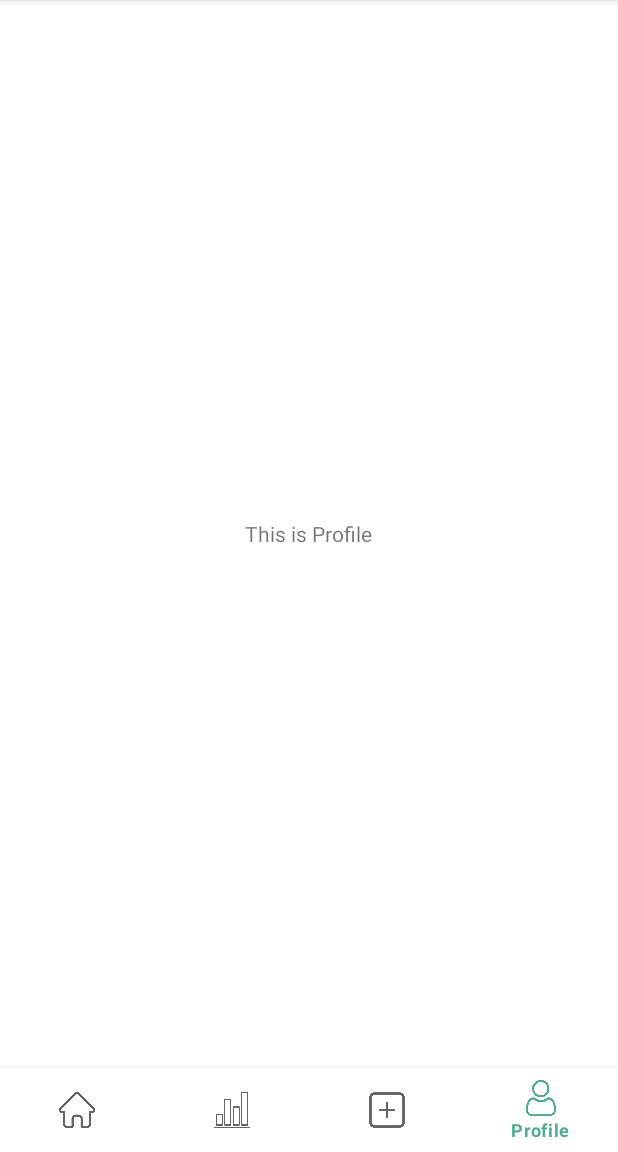
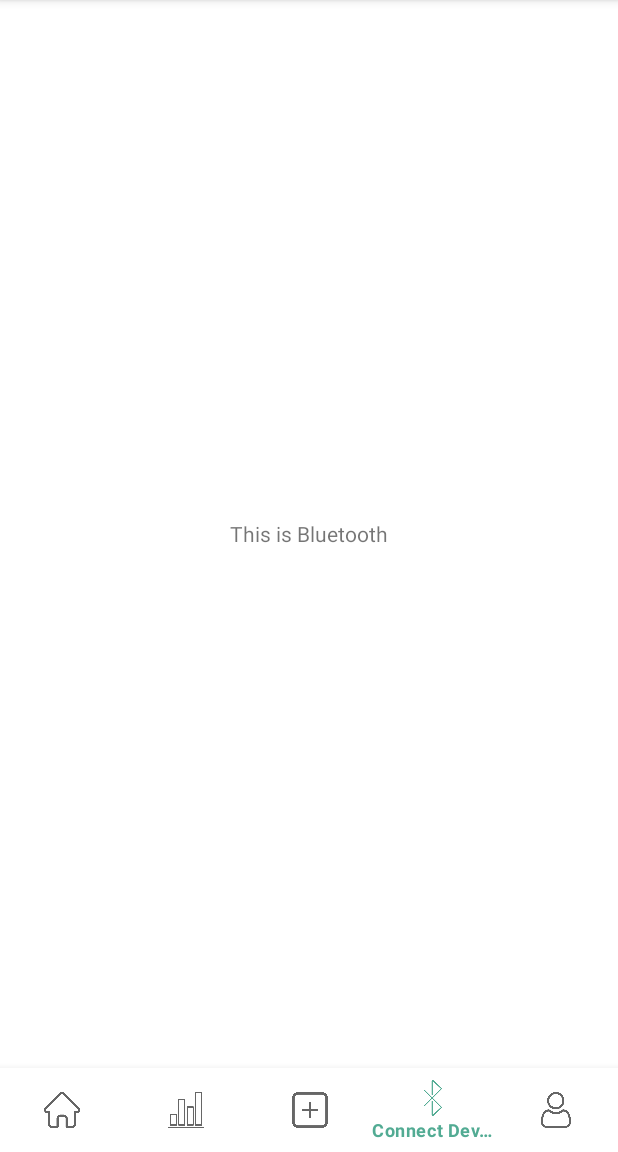
Before and after one commit to turtletear/medadh-kotlin, an Android app: the screen it shows after launch (PatientDashboardActivity), item 4 of the bottom bar chosen, on a phone screen of 412 x 824 dp, the part 84-1236 px from its top. Run offline under Robolectric (Android 15) with nearby library versions, the phone set to English and light mode, and no system bars.

Commit message:
add bluetooth fragment

```diff
--- a/app/src/main/AndroidManifest.xml
+++ b/app/src/main/AndroidManifest.xml
@@ -5,6 +5,11 @@
     <uses-permission android:name="android.permission.INTERNET" />
     <uses-permission android:name="android.permission.ACCESS_NETWORK_STATE" />
     <uses-permission android:name="android.permission.ACCESS_WIFI_STATE" />
+
+    <uses-permission android:name="android.permission.BLUETOOTH" />
+    <uses-permission android:name="android.permission.BLUETOOTH_ADMIN" />
+    <uses-permission android:name="android.permission.ACCESS_COARSE_LOCATION" />
+    <uses-permission android:name="android.permission.ACCESS_FINE_LOCATION" />
 
     <application
         android:allowBackup="true"
--- a/app/src/main/java/com/gagapps/medadh/PatientDashboardActivity.kt
+++ b/app/src/main/java/com/gagapps/medadh/PatientDashboardActivity.kt
@@ -3,10 +3,7 @@ package com.gagapps.medadh
 import androidx.appcompat.app.AppCompatActivity
 import android.os.Bundle
 import androidx.fragment.app.Fragment
-import com.gagapps.medadh.fragments.AddReminderFragment
-import com.gagapps.medadh.fragments.AdherenceFragment
-import com.gagapps.medadh.fragments.HomeFragment
-import com.gagapps.medadh.fragments.ProfileFragment
+import com.gagapps.medadh.fragments.*
 import kotlinx.android.synthetic.main.activity_patient_dashboard.*
 
 class PatientDashboardActivity : AppCompatActivity() {
@@ -20,7 +17,7 @@ class PatientDashboardActivity : AppCompatActivity() {
         val adhFrag = AdherenceFragment()
         val reminderFrag = AddReminderFragment()
         val profFrag = ProfileFragment()
-
+        val blueFrag = BluetoothFragment()
         makeCurrentFragment(homeFrag)
 
         bottom_navigation.setOnNavigationItemSelectedListener{
@@ -29,6 +26,7 @@ class PatientDashboardActivity : AppCompatActivity() {
                 R.id.it_adherence -> makeCurrentFragment(adhFrag)
                 R.id.it_reminder -> makeCurrentFragment(reminderFrag)
                 R.id.it_profile -> makeCurrentFragment(profFrag)
+                R.id.it_bluetooth -> makeCurrentFragment(blueFrag)
             }
             true
         }
--- /dev/null
+++ b/app/src/main/java/com/gagapps/medadh/fragments/BluetoothFragment.kt
@@ -0,0 +1,58 @@
+package com.gagapps.medadh.fragments
+
+import android.os.Bundle
+import androidx.fragment.app.Fragment
+import android.view.LayoutInflater
+import android.view.View
+import android.view.ViewGroup
+import com.gagapps.medadh.R
+
+// TODO: Rename parameter arguments, choose names that match
+// the fragment initialization parameters, e.g. ARG_ITEM_NUMBER
+private const val ARG_PARAM1 = "param1"
+private const val ARG_PARAM2 = "param2"
+
+/**
+ * A simple [Fragment] subclass.
+ * Use the [BluetoothFragment.newInstance] factory method to
+ * create an instance of this fragment.
+ */
+class BluetoothFragment : Fragment() {
+    // TODO: Rename and change types of parameters
+    private var param1: String? = null
+    private var param2: String? = null
+
+    override fun onCreate(savedInstanceState: Bundle?) {
+        super.onCreate(savedInstanceState)
+        arguments?.let {
+            param1 = it.getString(ARG_PARAM1)
+            param2 = it.getString(ARG_PARAM2)
+        }
+    }
+
+    override fun onCreateView(inflater: LayoutInflater, container: ViewGroup?,
+                              savedInstanceState: Bundle?): View? {
+        // Inflate the layout for this fragment
+        return inflater.inflate(R.layout.fragment_bluetooth, container, false)
+    }
+
+    companion object {
+        /**
+         * Use this factory method to create a new instance of
+         * this fragment using the provided parameters.
+         *
+         * @param param1 Parameter 1.
+         * @param param2 Parameter 2.
+         * @return A new instance of fragment BluetoothFragment.
+         */
+        // TODO: Rename and change types and number of parameters
+        @JvmStatic
+        fun newInstance(param1: String, param2: String) =
+                BluetoothFragment().apply {
+                    arguments = Bundle().apply {
+                        putString(ARG_PARAM1, param1)
+                        putString(ARG_PARAM2, param2)
+                    }
+                }
+    }
+}
--- /dev/null
+++ b/app/src/main/res/layout/fragment_bluetooth.xml
@@ -0,0 +1,20 @@
+<?xml version="1.0" encoding="utf-8"?>
+<FrameLayout xmlns:android="http://schemas.android.com/apk/res/android"
+    xmlns:tools="http://schemas.android.com/tools"
+    android:layout_width="match_parent"
+    android:layout_height="match_parent"
+    tools:context=".fragments.BluetoothFragment">
+
+    <RelativeLayout
+        android:layout_width="match_parent"
+        android:layout_height="match_parent">
+
+        <TextView
+            android:layout_width="wrap_content"
+            android:layout_height="wrap_content"
+            android:layout_centerInParent="true"
+            android:text="This is Bluetooth" />
+
+    </RelativeLayout>
+
+</FrameLayout>
--- a/app/src/main/res/menu/bottom_navigation_menu.xml
+++ b/app/src/main/res/menu/bottom_navigation_menu.xml
@@ -15,6 +15,11 @@
         android:title="Add Reminder"/>
 
     <item
+        android:id="@+id/it_bluetooth"
+        android:icon="@drawable/ic_bluetooth"
+        android:title="Connect Device"/>
+
+    <item
         android:id="@+id/it_profile"
         android:icon="@drawable/ic_user"
         android:title="Profile"/>
```
Also changed, not shown: app/src/main/res/drawable/ic_bluetooth.png (added).
